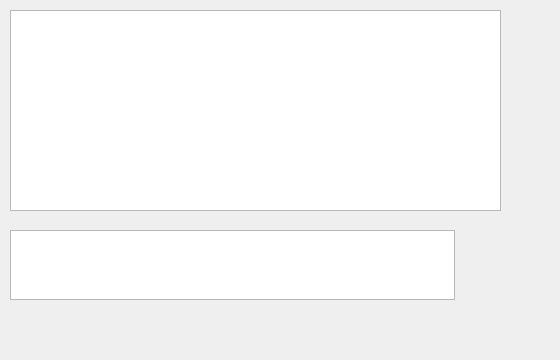
Old version of the form src/desktop/GuiChat.ui in the repository Stkai/BeeBEEP.
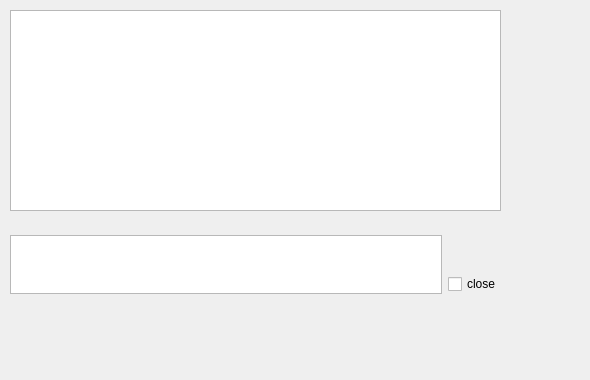
New version of the form. Icons and pictures are not drawn. Custom widgets are drawn as their Qt base class.

Commit message: Added new option in Settings - Chat - On sending message. Now the user can select if do nothing, minimize chat window or close chat window. The option can be overridden by the checkbox in the chat window under the "send" button. Translations updated

Diff of the .ui file:
```diff
--- a/src/desktop/GuiChat.ui
+++ b/src/desktop/GuiChat.ui
@@ -6,8 +6,8 @@
    <rect>
     <x>0</x>
     <y>0</y>
-    <width>560</width>
-    <height>360</height>
+    <width>590</width>
+    <height>380</height>
    </rect>
   </property>
   <property name="sizePolicy">
@@ -87,7 +87,10 @@
     <property name="bottomMargin">
      <number>0</number>
     </property>
-    <item row="0" column="0">
+    <property name="verticalSpacing">
+     <number>0</number>
+    </property>
+    <item row="0" column="0" rowspan="2">
      <widget class="GuiMessageEdit" name="mp_teMessage">
       <property name="sizePolicy">
        <sizepolicy hsizetype="Expanding" vsizetype="MinimumExpanding">
@@ -119,14 +122,14 @@
       </property>
       <property name="minimumSize">
        <size>
-        <width>34</width>
+        <width>50</width>
         <height>34</height>
        </size>
       </property>
       <property name="maximumSize">
        <size>
         <width>50</width>
-        <height>50</height>
+        <height>34</height>
        </size>
       </property>
       <property name="toolTip">
@@ -147,6 +150,13 @@
       </property>
      </widget>
     </item>
+    <item row="1" column="1">
+     <widget class="QCheckBox" name="mp_cbSendAndClose">
+      <property name="text">
+       <string>close</string>
+      </property>
+     </widget>
+    </item>
    </layout>
   </widget>
  </widget>
```
Left out of the diff: 3 changed lines with no effect on the pictures. The commit also changes 31 other files.
